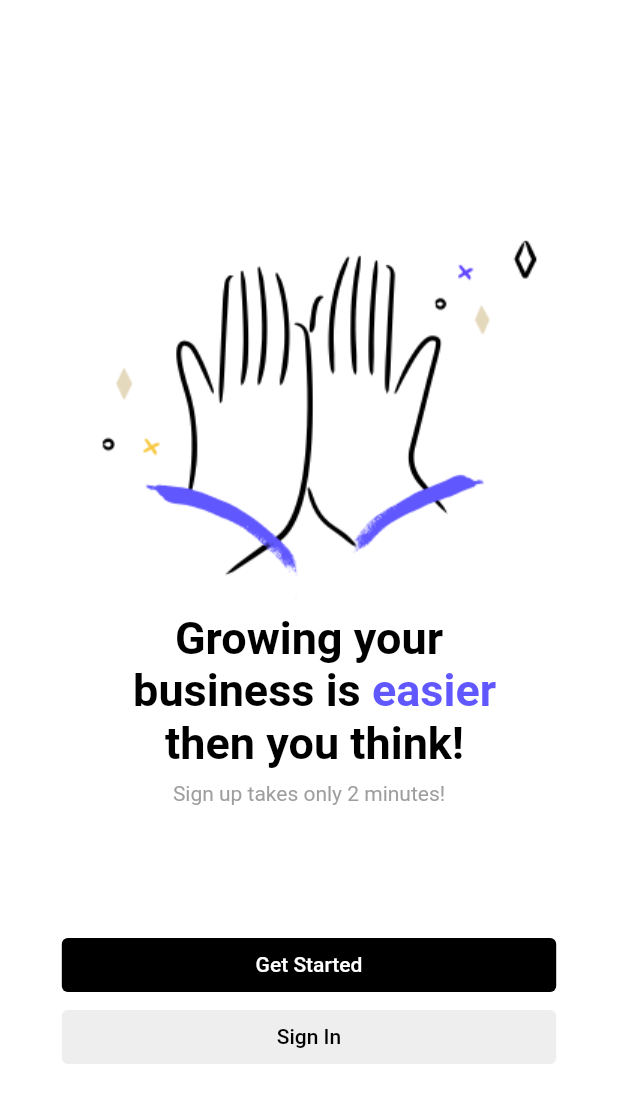
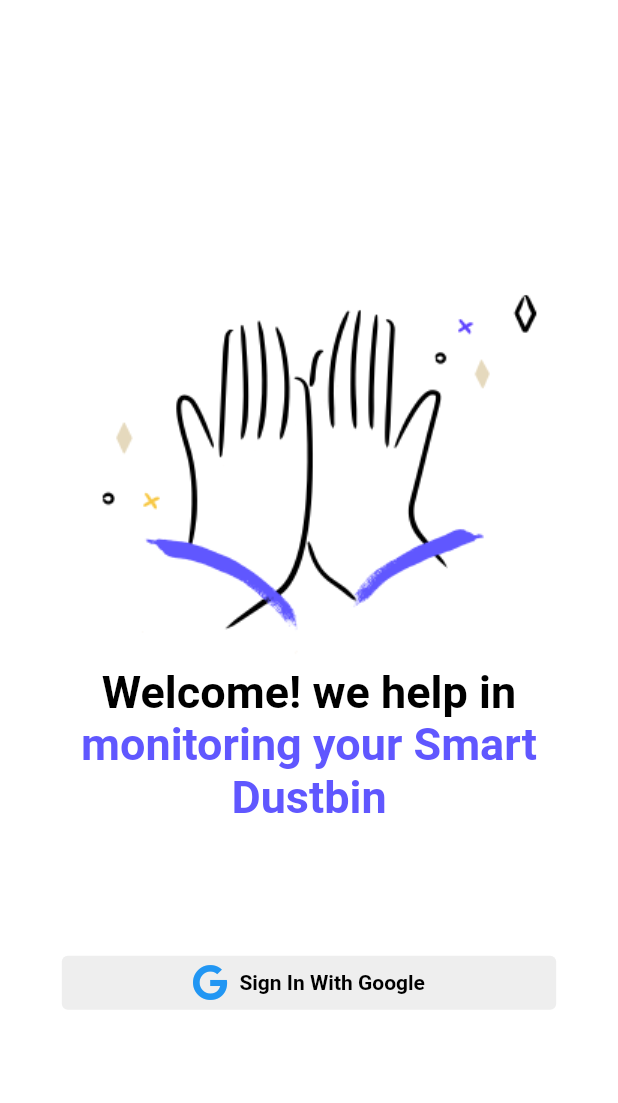
Before and after one commit to SahilAgarwal21/SmartD, a Flutter app: the screen it shows after launch, on a phone screen of 412 x 824 dp. Shown: the top 1103 px of the screen. Run offline on Flutter 3.47's test engine with Material 2 defaults, Android fonts, the phone set to English and light mode, and no system bars; our stand-ins replace firebase_auth, firebase_core, font_awesome_flutter, google_sign_in; accounts and stored records are empty.

Commit message:
Fix login page

```diff
--- a/lib/navigation/navigate.dart
+++ b/lib/navigation/navigate.dart
@@ -1,15 +1,10 @@
 import 'package:smart_d/screens/home_page.dart';
-import 'package:smart_d/screens/sign_in_page.dart';
 import 'package:smart_d/screens/welcome_page.dart';
 import 'package:flutter/material.dart';
-
-
-
 
 class Navigate {
   static Map<String, Widget Function(BuildContext)> routes =   {
     '/' : (context) => WelcomePage(),
-    '/sign-in' : (context) => SignInPage(),
     '/home'  : (context) => HomePage()
   };
 }
--- a/lib/screens/home_page.dart
+++ b/lib/screens/home_page.dart
@@ -32,7 +32,7 @@ class _HomePageState extends State<HomePage> {
                 FirebaseService service = new FirebaseService();
                 await service.signOutFromGoogle();
                 Navigator.pushReplacementNamed(
-                    context, Constants.signInNavigate);
+                    context, Constants.welcomeNavigate);
               },
             )
           ],
--- a/lib/screens/welcome_page.dart
+++ b/lib/screens/welcome_page.dart
@@ -1,7 +1,9 @@
 import 'package:firebase_auth/firebase_auth.dart';
+import 'package:smart_d/services/firebase_service.dart';
 import 'package:smart_d/utils/constants.dart';
 import 'package:flutter/material.dart';
 import 'package:flutter/services.dart';
+import 'package:font_awesome_flutter/font_awesome_flutter.dart';
 
 class WelcomePage extends StatelessWidget {
   @override
@@ -33,57 +35,79 @@ class WelcomePage extends StatelessWidget {
                               color: Constants.kDarkBlueColor,
                               fontWeight: FontWeight.bold,
                               fontSize: 30.0)),
-                      TextSpan(
-                          text: Constants.textIntroDesc2,
-                          style: TextStyle(
-                              color: Constants.kBlackColor,
-                              fontWeight: FontWeight.bold,
-                              fontSize: 30.0)),
                     ])),
-                SizedBox(height: size.height * 0.01),
-                Text(
-                  Constants.textSmallSignUp,
-                  style: TextStyle(color: Constants.kDarkGreyColor),
-                ),
                 SizedBox(height: size.height * 0.1),
-                SizedBox(
-                  width: size.width * 0.8,
-                  child: OutlinedButton(
-                    onPressed: () {
-                      result == null
-                          ? Navigator.pushNamed(
-                          context, Constants.signInNavigate)
-                          : Navigator.pushReplacementNamed(
-                          context, Constants.homeNavigate);
-                    },
-                    child: Text(Constants.textStart),
-                    style: ButtonStyle(
-                        foregroundColor: MaterialStateProperty.all<Color>(
-                            Constants.kPrimaryColor),
-                        backgroundColor: MaterialStateProperty.all<Color>(
-                            Constants.kBlackColor),
-                        side: MaterialStateProperty.all<BorderSide>(
-                            BorderSide.none)),
-                  ),
-                ),
-                SizedBox(
-                  width: size.width * 0.8,
-                  child: OutlinedButton(
-                    onPressed: () {},
-                    child: Text(
-                      Constants.textSignIn,
-                      style: TextStyle(color: Constants.kBlackColor),
-                    ),
-                    style: ButtonStyle(
-                        backgroundColor: MaterialStateProperty.all<Color>(
-                            Constants.kGreyColor),
-                        side: MaterialStateProperty.all<BorderSide>(
-                            BorderSide.none)),
-                  ),
-                )
+                GoogleSignIn(),
               ],
             ),
           ),
         ));
   }
 }
+
+class GoogleSignIn extends StatefulWidget {
+  GoogleSignIn({Key? key}) : super(key: key);
+
+  @override
+  _GoogleSignInState createState() => _GoogleSignInState();
+}
+
+class _GoogleSignInState extends State<GoogleSignIn> {
+  bool isLoading = false;
+
+  @override
+  Widget build(BuildContext context) {
+    Size size = MediaQuery.of(context).size;
+    return  !isLoading? SizedBox(
+      width: size.width * 0.8,
+      child: OutlinedButton.icon(
+        icon: FaIcon(FontAwesomeIcons.google),
+        onPressed: () async {
+          setState(() {
+            isLoading = true;
+          });
+          FirebaseService service = new FirebaseService();
+          try {
+            await service.signInwithGoogle();
+            Navigator.pushNamedAndRemoveUntil(context, Constants.homeNavigate, (route) => false);
+          } catch(e){
+            if(e is FirebaseAuthException){
+              showMessage(e.message!);
+            }
+          }
+          setState(() {
+            isLoading = false;
+          });
+        },
+        label: Text(
+          Constants.textSignInGoogle,
+          style: TextStyle(
+              color: Constants.kBlackColor, fontWeight: FontWeight.bold),
+        ),
+        style: ButtonStyle(
+            backgroundColor:
+            MaterialStateProperty.all<Color>(Constants.kGreyColor),
+            side: MaterialStateProperty.all<BorderSide>(BorderSide.none)),
+      ),
+    ) : CircularProgressIndicator();
+  }
+
+  void showMessage(String message) {
+    showDialog(
+        context: context,
+        builder: (BuildContext context) {
+          return AlertDialog(
+            title: Text("Error"),
+            content: Text(message),
+            actions: [
+              TextButton(
+                child: Text("Ok"),
+                onPressed: () {
+                  Navigator.of(context).pop();
+                },
+              )
+            ],
+          );
+        });
+  }
+}
--- a/lib/utils/constants.dart
+++ b/lib/utils/constants.dart
@@ -12,22 +12,15 @@ class Constants {
 
   //text
   static const title = "Google Sign In";
-  static const textIntro = "Growing your \n business is ";
-  static const textIntroDesc1 = "easier \n ";
-  static const textIntroDesc2 = "then you think!";
-  static const textSmallSignUp = "Sign up takes only 2 minutes!";
+  static const textIntro = "Welcome! we help in ";
+  static const textIntroDesc1 = "monitoring your Smart Dustbin ";
   static const textSignIn = "Sign In";
-  static const textStart = "Get Started";
-  static const textSignInTitle = "Welcome back!";
-  static const textSmallSignIn = "You've been missed";
   static const textSignInGoogle = "Sign In With Google";
-  static const textAcc = "Don't have an account? ";
-  static const textSignUp = "Sign Up here";
   static const textHome = "Home";
 
   //navigate
-  static const signInNavigate = '/sign-in';
   static const homeNavigate = '/home';
+  static const welcomeNavigate = '/';
 
   static const statusBarColor = SystemUiOverlayStyle(
       statusBarColor: Constants.kPrimaryColor,
```
Also changed, not shown: lib/screens/sign_in_page.dart (deleted, +0 -183 lines).
